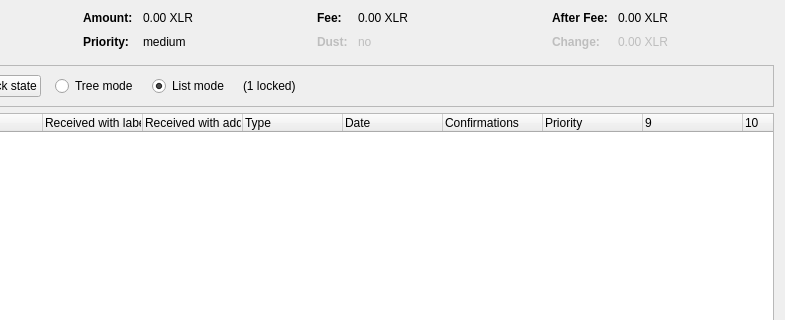
Before: the Qt Designer form src/qt/forms/coincontroldialog.ui in listedlinked/newsvn, drawn with Qt 5; both pictures show x 169 to 954 and y 0 to 320 of the 954 by 500 pixel window.
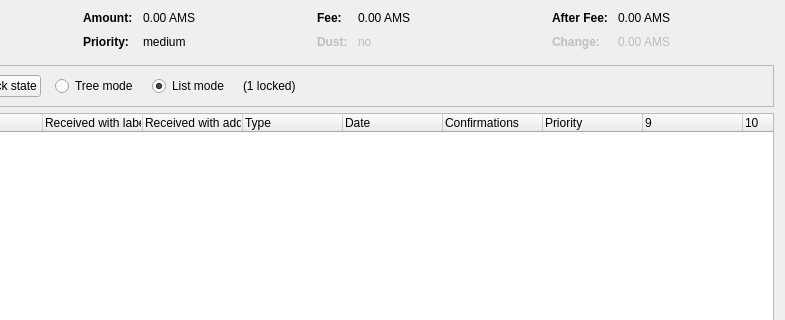
After: the same form once the commit is applied. Custom widgets are drawn as their Qt base class.

```diff
--- a/src/qt/forms/coincontroldialog.ui
+++ b/src/qt/forms/coincontroldialog.ui
@@ -132,7 +132,7 @@
           <enum>Qt::ActionsContextMenu</enum>
          </property>
          <property name="text">
-          <string notr="true">0.00 XLR</string>
+          <string notr="true">0.00 AMS</string>
          </property>
          <property name="textInteractionFlags">
           <set>Qt::LinksAccessibleByMouse|Qt::TextSelectableByKeyboard|Qt::TextSelectableByMouse</set>
@@ -206,7 +206,7 @@
           <enum>Qt::ActionsContextMenu</enum>
          </property>
          <property name="text">
-          <string notr="true">0.00 XLR</string>
+          <string notr="true">0.00 AMS</string>
          </property>
          <property name="textInteractionFlags">
           <set>Qt::LinksAccessibleByMouse|Qt::TextSelectableByKeyboard|Qt::TextSelectableByMouse</set>
@@ -286,7 +286,7 @@
           <enum>Qt::ActionsContextMenu</enum>
          </property>
          <property name="text">
-          <string notr="true">0.00 XLR</string>
+          <string notr="true">0.00 AMS</string>
          </property>
          <property name="textInteractionFlags">
           <set>Qt::LinksAccessibleByMouse|Qt::TextSelectableByKeyboard|Qt::TextSelectableByMouse</set>
@@ -321,7 +321,7 @@
           <enum>Qt::ActionsContextMenu</enum>
          </property>
          <property name="text">
-          <string notr="true">0.00 XLR</string>
+          <string notr="true">0.00 AMS</string>
          </property>
          <property name="textInteractionFlags">
           <set>Qt::LinksAccessibleByMouse|Qt::TextSelectableByKeyboard|Qt::TextSelectableByMouse</set>
```
